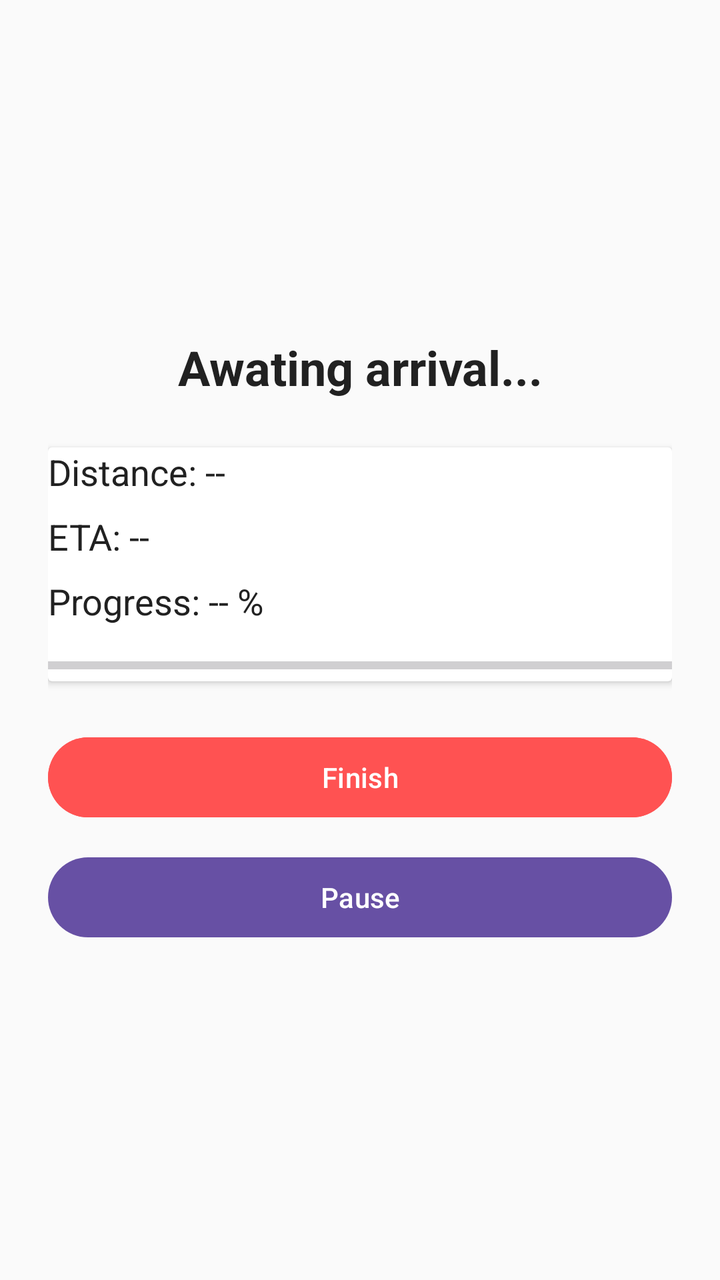
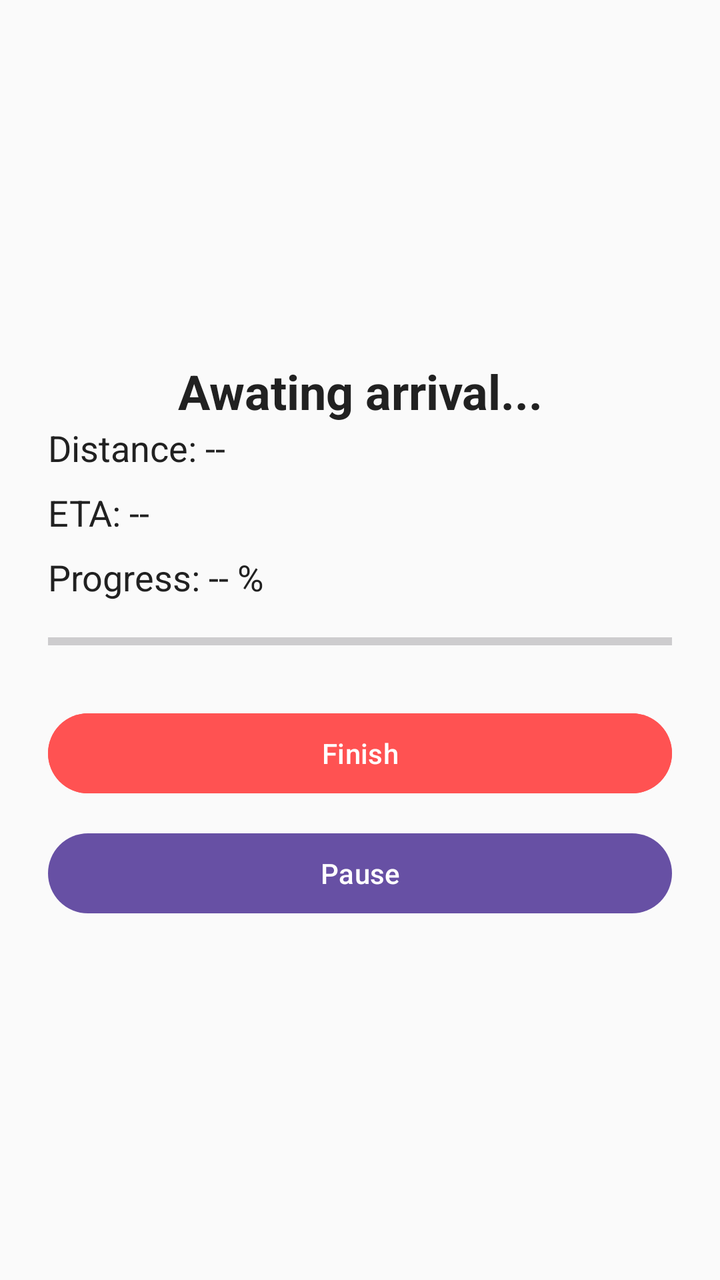

An Android layout rendered at two revisions. The XML below is the earlier revision; the diff shows what the commit changed to produce the second picture.
<!-- AndroidManifest.xml: application theme Theme.AreWeThereYet -->
<!-- res/layout/activity_reaching_destination.xml -->
<?xml version="1.0" encoding="utf-8"?>
<androidx.constraintlayout.widget.ConstraintLayout
    xmlns:android="http://schemas.android.com/apk/res/android"
    xmlns:app="http://schemas.android.com/apk/res-auto"
    xmlns:tools="http://schemas.android.com/tools"
    android:id="@+id/main"
    android:layout_width="match_parent"
    android:layout_height="match_parent"
    android:padding="16dp"
    android:background="#FAFAFA">

    <LinearLayout
        android:layout_width="0dp"
        android:layout_height="wrap_content"
        android:layout_marginStart="8dp"
        android:layout_marginEnd="8dp"
        android:orientation="vertical"
        app:layout_constraintBottom_toBottomOf="parent"
        app:layout_constraintEnd_toEndOf="parent"
        app:layout_constraintStart_toStartOf="parent"
        app:layout_constraintTop_toTopOf="parent">

        <TextView
            android:id="@+id/titleText"
            android:layout_width="match_parent"
            android:layout_height="wrap_content"
            android:gravity="center"
            android:text="@string/awating_arrival"
            android:textColor="#212121"
            android:textSize="24sp"
            android:textStyle="bold"
            app:layout_constraintEnd_toEndOf="parent"
            app:layout_constraintStart_toStartOf="parent"
            app:layout_constraintTop_toTopOf="parent" />

        <androidx.cardview.widget.CardView
            android:layout_width="match_parent"
            android:layout_height="match_parent"
            android:layout_marginTop="24dp"
            android:padding="16dp"
            app:layout_constraintEnd_toEndOf="parent"
            app:layout_constraintStart_toStartOf="parent"
            app:layout_constraintTop_toBottomOf="@id/titleText">

            <LinearLayout
                android:layout_width="match_parent"
                android:layout_height="wrap_content"
                android:orientation="vertical">

                <TextView
                    android:id="@+id/distanceText"
                    android:layout_width="wrap_content"
                    android:layout_height="wrap_content"
                    android:layout_marginBottom="8dp"
                    android:text="@string/distance"
                    android:textColor="#212121"
                    android:textSize="18sp" />

                <TextView
                    android:id="@+id/etaText"
                    android:layout_width="wrap_content"
                    android:layout_height="wrap_content"
                    android:layout_marginBottom="8dp"
                    android:text="@string/eta"
                    android:textColor="#212121"
                    android:textSize="18sp" />

                <TextView
                    android:id="@+id/percentText"
                    android:layout_width="wrap_content"
                    android:layout_height="wrap_content"
                    android:layout_marginBottom="12dp"
                    android:text="@string/progress"
                    android:textColor="#212121"
                    android:textSize="18sp" />

                <ProgressBar
                    android:id="@+id/progressBar"
                    style="?android:attr/progressBarStyleHorizontal"
                    android:layout_width="match_parent"
                    android:layout_height="wrap_content"
                    android:max="100"
                    android:progress="0" />
            </LinearLayout>

        </androidx.cardview.widget.CardView>

        <Button
            android:id="@+id/finishButton"
            android:layout_width="match_parent"
            android:layout_height="wrap_content"
            android:layout_marginTop="24dp"
            android:backgroundTint="#FF5252"
            android:enabled="false"
            android:text="@string/finish_reaching"
            android:textColor="#FFFFFF"
            app:layout_constraintBottom_toBottomOf="@id/main"
            app:layout_constraintEnd_toEndOf="parent"
            app:layout_constraintStart_toStartOf="parent" />

        <Button
            android:id="@+id/pauseButton"
            android:layout_width="match_parent"
            android:layout_height="wrap_content"
            android:layout_marginTop="12dp"
            android:text="@string/pause_check"
            app:layout_constraintBottom_toTopOf="@id/finishButton"
            app:layout_constraintEnd_toEndOf="parent"
            app:layout_constraintStart_toStartOf="parent" />
    </LinearLayout>
</androidx.constraintlayout.widget.ConstraintLayout>
<!-- resources referenced by this layout -->
<resources>
  <string name="awating_arrival">Awating arrival...</string>
  <string name="distance">Distance: --</string>
  <string name="eta">ETA: --</string>
  <string name="finish_reaching">Finish</string>
  <string name="pause_check">Pause</string>
  <string name="progress">Progress: -- %</string>
  <style name="Theme.AreWeThereYet" parent="Base.Theme.AreWeThereYet" />
  <style name="Base.Theme.AreWeThereYet" parent="Theme.Material3.DayNight.NoActionBar">
          
          
      </style>
</resources>

<!-- the commit's change to res/layout/activity_reaching_destination.xml (unified diff, before → after) -->
@@ -33,57 +33,46 @@
             app:layout_constraintStart_toStartOf="parent"
             app:layout_constraintTop_toTopOf="parent" />
 
-        <androidx.cardview.widget.CardView
+        <LinearLayout
             android:layout_width="match_parent"
-            android:layout_height="match_parent"
-            android:layout_marginTop="24dp"
-            android:padding="16dp"
-            app:layout_constraintEnd_toEndOf="parent"
-            app:layout_constraintStart_toStartOf="parent"
-            app:layout_constraintTop_toBottomOf="@id/titleText">
+            android:layout_height="wrap_content"
+            android:orientation="vertical">
 
-            <LinearLayout
+            <TextView
+                android:id="@+id/distanceText"
+                android:layout_width="wrap_content"
+                android:layout_height="wrap_content"
+                android:layout_marginBottom="8dp"
+                android:text="@string/distance"
+                android:textColor="#212121"
+                android:textSize="18sp" />
+
+            <TextView
+                android:id="@+id/etaText"
+                android:layout_width="wrap_content"
+                android:layout_height="wrap_content"
+                android:layout_marginBottom="8dp"
+                android:text="@string/eta"
+                android:textColor="#212121"
+                android:textSize="18sp" />
+
+            <TextView
+                android:id="@+id/percentText"
+                android:layout_width="wrap_content"
+                android:layout_height="wrap_content"
+                android:layout_marginBottom="12dp"
+                android:text="@string/progress"
+                android:textColor="#212121"
+                android:textSize="18sp" />
+
+            <ProgressBar
+                android:id="@+id/progressBar"
+                style="?android:attr/progressBarStyleHorizontal"
                 android:layout_width="match_parent"
                 android:layout_height="wrap_content"
-                android:orientation="vertical">
-
-                <TextView
-                    android:id="@+id/distanceText"
-                    android:layout_width="wrap_content"
-                    android:layout_height="wrap_content"
-                    android:layout_marginBottom="8dp"
-                    android:text="@string/distance"
-                    android:textColor="#212121"
-                    android:textSize="18sp" />
-
-                <TextView
-                    android:id="@+id/etaText"
-                    android:layout_width="wrap_content"
-                    android:layout_height="wrap_content"
-                    android:layout_marginBottom="8dp"
-                    android:text="@string/eta"
-                    android:textColor="#212121"
-                    android:textSize="18sp" />
-
-                <TextView
-                    android:id="@+id/percentText"
-                    android:layout_width="wrap_content"
-                    android:layout_height="wrap_content"
-                    android:layout_marginBottom="12dp"
-                    android:text="@string/progress"
-                    android:textColor="#212121"
-                    android:textSize="18sp" />
-
-                <ProgressBar
-                    android:id="@+id/progressBar"
-                    style="?android:attr/progressBarStyleHorizontal"
-                    android:layout_width="match_parent"
-                    android:layout_height="wrap_content"
-                    android:max="100"
-                    android:progress="0" />
-            </LinearLayout>
-
-        </androidx.cardview.widget.CardView>
+                android:max="100"
+                android:progress="0" />
+        </LinearLayout>
 
         <Button
             android:id="@+id/finishButton"
